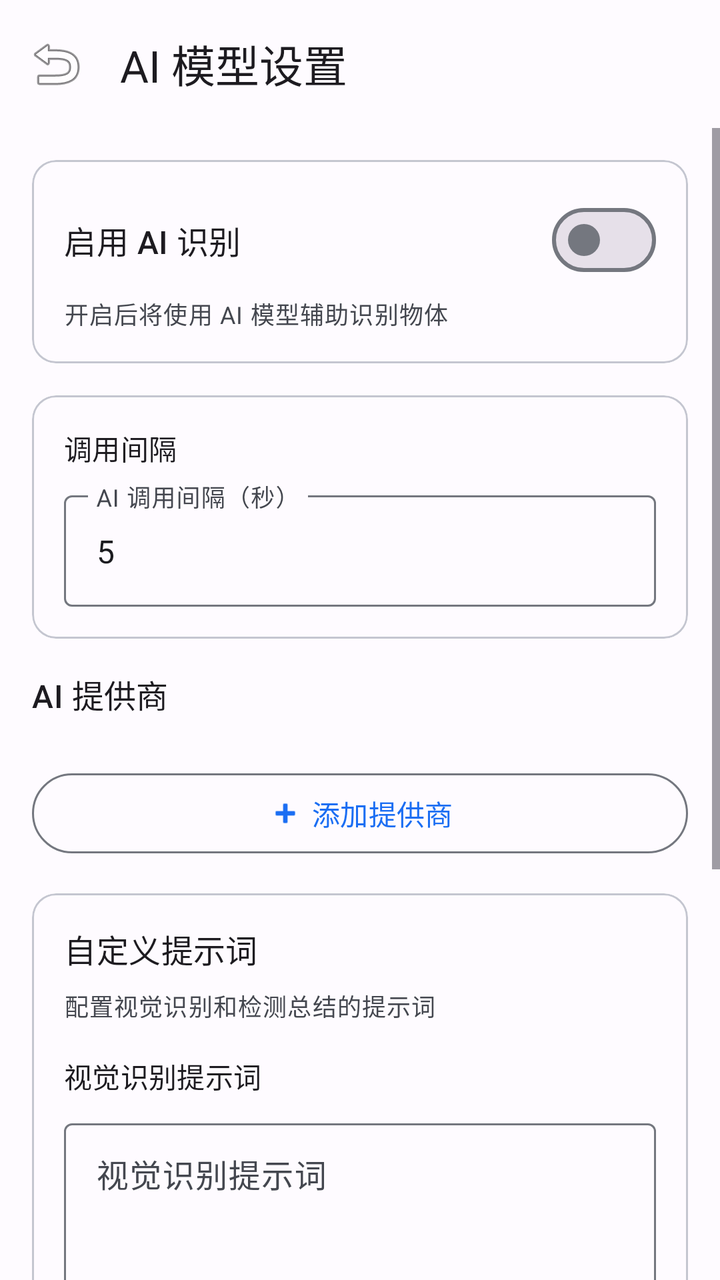
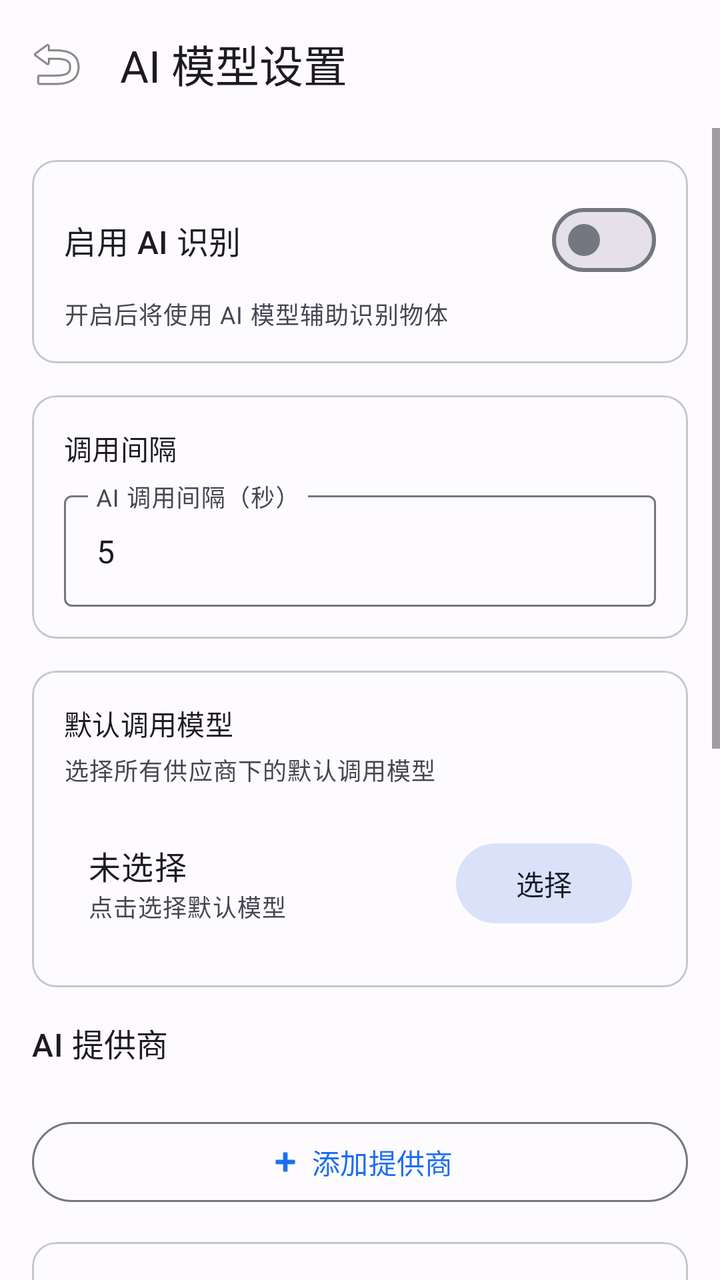

The first picture is an Android layout as it rendered before a commit; the second is the same layout after the commit. The layout source and the unified diff follow.
<!-- AndroidManifest.xml: application theme Theme.OpenIris -->
<!-- res/layout/activity_ai_model_settings.xml -->
<?xml version="1.0" encoding="utf-8"?>
<LinearLayout xmlns:android="http://schemas.android.com/apk/res/android"
    xmlns:app="http://schemas.android.com/apk/res-auto"
    android:layout_width="match_parent"
    android:layout_height="match_parent"
    android:orientation="vertical"
    android:background="?attr/colorSurface"
    android:fitsSystemWindows="true">

    
    <com.google.android.material.appbar.MaterialToolbar
        android:id="@+id/toolbar"
        android:layout_width="match_parent"
        android:layout_height="?attr/actionBarSize"
        app:title="AI 模型设置"
        app:navigationIcon="@android:drawable/ic_menu_revert" />

    <ScrollView
        android:layout_width="match_parent"
        android:layout_height="0dp"
        android:layout_weight="1">

        <LinearLayout
            android:layout_width="match_parent"
            android:layout_height="wrap_content"
            android:orientation="vertical"
            android:padding="16dp">

            
            <com.google.android.material.card.MaterialCardView
                android:layout_width="match_parent"
                android:layout_height="wrap_content"
                android:layout_marginBottom="16dp"
                app:cardCornerRadius="12dp"
                app:cardElevation="0dp"
                app:strokeWidth="1dp"
                app:strokeColor="?attr/colorOutlineVariant">

                <LinearLayout
                    android:layout_width="match_parent"
                    android:layout_height="wrap_content"
                    android:orientation="vertical"
                    android:padding="16dp">

                    <com.google.android.material.materialswitch.MaterialSwitch
                        android:id="@+id/switchAiEnabled"
                        android:layout_width="match_parent"
                        android:layout_height="wrap_content"
                        android:text="启用 AI 识别"
                        android:textAppearance="?attr/textAppearanceTitleMedium" />

                    <com.google.android.material.textview.MaterialTextView
                        android:layout_width="match_parent"
                        android:layout_height="wrap_content"
                        android:text="开启后将使用 AI 模型辅助识别物体"
                        android:textAppearance="?attr/textAppearanceBodySmall"
                        android:textColor="?attr/colorOnSurfaceVariant"
                        android:layout_marginTop="4dp" />
                </LinearLayout>
            </com.google.android.material.card.MaterialCardView>

            
            <com.google.android.material.card.MaterialCardView
                android:layout_width="match_parent"
                android:layout_height="wrap_content"
                android:layout_marginBottom="16dp"
                app:cardCornerRadius="12dp"
                app:cardElevation="0dp"
                app:strokeWidth="1dp"
                app:strokeColor="?attr/colorOutlineVariant">

                <LinearLayout
                    android:layout_width="match_parent"
                    android:layout_height="wrap_content"
                    android:orientation="vertical"
                    android:padding="16dp">

                    <com.google.android.material.textview.MaterialTextView
                        android:layout_width="wrap_content"
                        android:layout_height="wrap_content"
                        android:text="调用间隔"
                        android:textAppearance="?attr/textAppearanceTitleSmall"
                        android:layout_marginBottom="8dp" />

                    <com.google.android.material.textfield.TextInputLayout
                        android:layout_width="match_parent"
                        android:layout_height="wrap_content"
                        android:hint="AI 调用间隔（秒）"
                        style="@style/Widget.Material3.TextInputLayout.OutlinedBox">

                        <com.google.android.material.textfield.TextInputEditText
                            android:id="@+id/editCallInterval"
                            android:layout_width="match_parent"
                            android:layout_height="wrap_content"
                            android:inputType="number"
                            android:text="5" />
                    </com.google.android.material.textfield.TextInputLayout>
                </LinearLayout>
            </com.google.android.material.card.MaterialCardView>

            
            <com.google.android.material.textview.MaterialTextView
                android:layout_width="wrap_content"
                android:layout_height="wrap_content"
                android:text="AI 提供商"
                android:textAppearance="?attr/textAppearanceTitleMedium"
                android:layout_marginBottom="8dp" />

            <androidx.recyclerview.widget.RecyclerView
                android:id="@+id/recyclerProviders"
                android:layout_width="match_parent"
                android:layout_height="wrap_content"
                android:layout_marginBottom="16dp"
                android:nestedScrollingEnabled="false" />

            
            <com.google.android.material.button.MaterialButton
                android:id="@+id/buttonAddProvider"
                android:layout_width="match_parent"
                android:layout_height="wrap_content"
                android:text="添加提供商"
                app:icon="@android:drawable/ic_input_add"
                app:iconGravity="textStart"
                android:layout_marginBottom="16dp"
                style="@style/Widget.Material3.Button.OutlinedButton" />

            
            <com.google.android.material.card.MaterialCardView
                android:layout_width="match_parent"
                android:layout_height="wrap_content"
                android:layout_marginBottom="16dp"
                app:cardCornerRadius="12dp"
                app:cardElevation="0dp"
                app:strokeWidth="1dp"
                app:strokeColor="?attr/colorOutlineVariant">

                <LinearLayout
                    android:layout_width="match_parent"
                    android:layout_height="wrap_content"
                    android:orientation="vertical"
                    android:padding="16dp">

                    <com.google.android.material.textview.MaterialTextView
                        android:layout_width="wrap_content"
                        android:layout_height="wrap_content"
                        android:text="自定义提示词"
                        android:textAppearance="?attr/textAppearanceTitleMedium"
                        android:layout_marginBottom="8dp" />

                    <com.google.android.material.textview.MaterialTextView
                        android:layout_width="match_parent"
                        android:layout_height="wrap_content"
                        android:text="配置视觉识别和检测总结的提示词"
                        android:textAppearance="?attr/textAppearanceBodySmall"
                        android:textColor="?attr/colorOnSurfaceVariant"
                        android:layout_marginBottom="16dp" />

                    
                    <com.google.android.material.textview.MaterialTextView
                        android:layout_width="wrap_content"
                        android:layout_height="wrap_content"
                        android:text="视觉识别提示词"
                        android:textAppearance="?attr/textAppearanceLabelLarge"
                        android:layout_marginBottom="8dp" />

                    <com.google.android.material.textfield.TextInputLayout
                        android:layout_width="match_parent"
                        android:layout_height="wrap_content"
                        android:hint="视觉识别提示词"
                        android:layout_marginBottom="8dp"
                        style="@style/Widget.Material3.TextInputLayout.OutlinedBox">

                        <com.google.android.material.textfield.TextInputEditText
                            android:id="@+id/editVisualPrompt"
                            android:layout_width="match_parent"
                            android:layout_height="wrap_content"
                            android:inputType="textMultiLine"
                            android:minLines="3"
                            android:maxLines="10"
                            android:gravity="top"
                            android:nestedScrollingEnabled="true" />
                    </com.google.android.material.textfield.TextInputLayout>

                    <com.google.android.material.button.MaterialButton
                        android:id="@+id/buttonSaveVisualPrompt"
                        android:layout_width="wrap_content"
                        android:layout_height="wrap_content"
                        android:text="保存视觉识别提示词"
                        android:layout_gravity="end"
                        android:layout_marginBottom="16dp"
                        style="@style/Widget.Material3.Button.TextButton" />

                    
                    <com.google.android.material.textview.MaterialTextView
                        android:layout_width="wrap_content"
                        android:layout_height="wrap_content"
                        android:text="检测总结提示词"
                        android:textAppearance="?attr/textAppearanceLabelLarge"
                        android:layout_marginBottom="8dp" />

                    <com.google.android.material.textfield.TextInputLayout
                        android:layout_width="match_parent"
                        android:layout_height="wrap_content"
                        android:hint="检测总结提示词"
                        android:layout_marginBottom="8dp"
                        style="@style/Widget.Material3.TextInputLayout.OutlinedBox">

                        <com.google.android.material.textfield.TextInputEditText
                            android:id="@+id/editSummaryPrompt"
                            android:layout_width="match_parent"
                            android:layout_height="wrap_content"
                            android:inputType="textMultiLine"
                            android:minLines="3"
                            android:maxLines="10"
                            android:gravity="top"
                            android:nestedScrollingEnabled="true" />
                    </com.google.android.material.textfield.TextInputLayout>

                    <com.google.android.material.button.MaterialButton
                        android:id="@+id/buttonSaveSummaryPrompt"
                        android:layout_width="wrap_content"
                        android:layout_height="wrap_content"
                        android:text="保存检测总结提示词"
                        android:layout_gravity="end"
                        style="@style/Widget.Material3.Button.TextButton" />
                </LinearLayout>
            </com.google.android.material.card.MaterialCardView>
        </LinearLayout>
    </ScrollView>
</LinearLayout>
<!-- resources referenced by this layout -->
<resources>
  <style name="Theme.OpenIris" parent="Theme.Material3.Light.NoActionBar">
          
          <item name="colorPrimary">@color/md_theme_primary</item>
          <item name="colorOnPrimary">@color/md_theme_onPrimary</item>
          <item name="colorPrimaryContainer">@color/md_theme_primaryContainer</item>
          <item name="colorOnPrimaryContainer">@color/md_theme_onPrimaryContainer</item>
          
          
          <item name="colorSecondary">@color/md_theme_secondary</item>
          <item name="colorOnSecondary">@color/md_theme_onSecondary</item>
          <item name="colorSecondaryContainer">@color/md_theme_secondaryContainer</item>
          <item name="colorOnSecondaryContainer">@color/md_theme_onSecondaryContainer</item>
          
          
          <item name="colorTertiary">@color/md_theme_tertiary</item>
          <item name="colorOnTertiary">@color/md_theme_onTertiary</item>
          <item name="colorTertiaryContainer">@color/md_theme_tertiaryContainer</item>
          <item name="colorOnTertiaryContainer">@color/md_theme_onTertiaryContainer</item>
          
          
          <item name="colorError">@color/md_theme_error</item>
          <item name="colorOnError">@color/md_theme_onError</item>
          <item name="colorErrorContainer">@color/md_theme_errorContainer</item>
          <item name="colorOnErrorContainer">@color/md_theme_onErrorContainer</item>
          
          
          <item name="android:colorBackground">@color/md_theme_background</item>
          <item name="colorOnBackground">@color/md_theme_onBackground</item>
          <item name="colorSurface">@color/md_theme_surface</item>
          <item name="colorOnSurface">@color/md_theme_onSurface</item>
          <item name="colorSurfaceVariant">@color/md_theme_surfaceVariant</item>
          <item name="colorOnSurfaceVariant">@color/md_theme_onSurfaceVariant</item>
          
          
          <item name="colorOutline">@color/md_theme_outline</item>
          <item name="colorOutlineVariant">@color/md_theme_outlineVariant</item>
          
          
          <item name="android:statusBarColor">@android:color/transparent</item>
          <item name="android:navigationBarColor">@android:color/transparent</item>
          <item name="android:windowLightStatusBar">true</item>
          <item name="android:windowLightNavigationBar">true</item>
          <item name="android:windowTranslucentStatus">false</item>
          <item name="android:windowTranslucentNavigation">false</item>
          
          
          <item name="android:windowLayoutInDisplayCutoutMode">shortEdges</item>
      </style>
  <color name="md_theme_primary">#1B6EF3</color>
  <color name="md_theme_onPrimary">#FFFFFF</color>
  <color name="md_theme_primaryContainer">#D8E2FF</color>
  <color name="md_theme_onPrimaryContainer">#001A41</color>
  <color name="md_theme_secondary">#565E71</color>
  <color name="md_theme_onSecondary">#FFFFFF</color>
  <color name="md_theme_secondaryContainer">#DAE2F9</color>
  <color name="md_theme_onSecondaryContainer">#131C2B</color>
  <color name="md_theme_tertiary">#6F5575</color>
  <color name="md_theme_onTertiary">#FFFFFF</color>
  <color name="md_theme_tertiaryContainer">#F9D8FE</color>
  <color name="md_theme_onTertiaryContainer">#28132F</color>
  <color name="md_theme_error">#BA1A1A</color>
  <color name="md_theme_onError">#FFFFFF</color>
  <color name="md_theme_errorContainer">#FFDAD6</color>
  <color name="md_theme_onErrorContainer">#410002</color>
  <color name="md_theme_background">#FEFBFF</color>
  <color name="md_theme_onBackground">#1B1B1F</color>
  <color name="md_theme_surface">#FEFBFF</color>
  <color name="md_theme_onSurface">#1B1B1F</color>
  <color name="md_theme_surfaceVariant">#E1E2EC</color>
  <color name="md_theme_onSurfaceVariant">#44474F</color>
  <color name="md_theme_outline">#74777F</color>
  <color name="md_theme_outlineVariant">#C4C6D0</color>
</resources>

<!-- the commit's change to res/layout/activity_ai_model_settings.xml (unified diff, before → after) -->
@@ -99,6 +99,78 @@
             </com.google.android.material.card.MaterialCardView>
 
             
+            <com.google.android.material.card.MaterialCardView
+                android:layout_width="match_parent"
+                android:layout_height="wrap_content"
+                android:layout_marginBottom="16dp"
+                app:cardCornerRadius="12dp"
+                app:cardElevation="0dp"
+                app:strokeWidth="1dp"
+                app:strokeColor="?attr/colorOutlineVariant">
+
+                <LinearLayout
+                    android:layout_width="match_parent"
+                    android:layout_height="wrap_content"
+                    android:orientation="vertical"
+                    android:padding="16dp">
+
+                    <com.google.android.material.textview.MaterialTextView
+                        android:layout_width="wrap_content"
+                        android:layout_height="wrap_content"
+                        android:text="默认调用模型"
+                        android:textAppearance="?attr/textAppearanceTitleSmall"
+                        android:layout_marginBottom="4dp" />
+
+                    <com.google.android.material.textview.MaterialTextView
+                        android:layout_width="match_parent"
+                        android:layout_height="wrap_content"
+                        android:text="选择所有供应商下的默认调用模型"
+                        android:textAppearance="?attr/textAppearanceBodySmall"
+                        android:textColor="?attr/colorOnSurfaceVariant"
+                        android:layout_marginBottom="12dp" />
+
+                    <LinearLayout
+                        android:id="@+id/layoutDefaultModel"
+                        android:layout_width="match_parent"
+                        android:layout_height="wrap_content"
+                        android:orientation="horizontal"
+                        android:gravity="center_vertical"
+                        android:background="?attr/selectableItemBackground"
+                        android:padding="12dp">
+
+                        <LinearLayout
+                            android:layout_width="0dp"
+                            android:layout_height="wrap_content"
+                            android:layout_weight="1"
+                            android:orientation="vertical">
+
+                            <com.google.android.material.textview.MaterialTextView
+                                android:id="@+id/textDefaultModelName"
+                                android:layout_width="wrap_content"
+                                android:layout_height="wrap_content"
+                                android:text="未选择"
+                                android:textAppearance="?attr/textAppearanceBodyLarge" />
+
+                            <com.google.android.material.textview.MaterialTextView
+                                android:id="@+id/textDefaultModelProvider"
+                                android:layout_width="wrap_content"
+                                android:layout_height="wrap_content"
+                                android:text="点击选择默认模型"
+                                android:textAppearance="?attr/textAppearanceBodySmall"
+                                android:textColor="?attr/colorOnSurfaceVariant" />
+                        </LinearLayout>
+
+                        <com.google.android.material.button.MaterialButton
+                            android:id="@+id/buttonSelectDefaultModel"
+                            android:layout_width="wrap_content"
+                            android:layout_height="wrap_content"
+                            android:text="选择"
+                            style="@style/Widget.Material3.Button.TonalButton" />
+                    </LinearLayout>
+                </LinearLayout>
+            </com.google.android.material.card.MaterialCardView>
+
+            
             <com.google.android.material.textview.MaterialTextView
                 android:layout_width="wrap_content"
                 android:layout_height="wrap_content"
